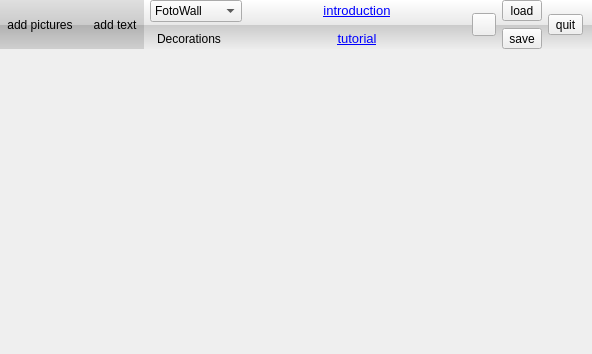
Qt form FotoWall.ui (enricoros/fotowall) before a commit.
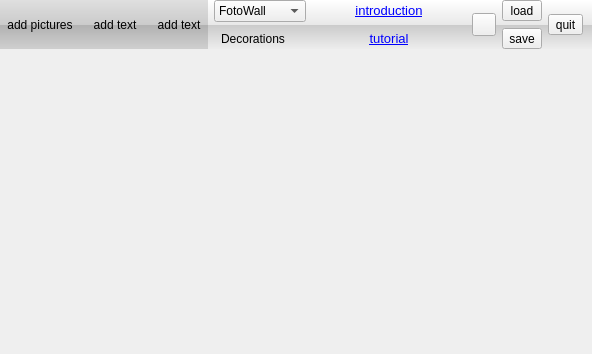
The same form after that commit. Icons and pictures are not drawn.

Commit message: Integrate deeply the VideoCapture stuff in the UI.

Patch:
```diff
--- a/FotoWall.ui
+++ b/FotoWall.ui
@@ -153,6 +153,29 @@
            </property>
           </widget>
          </item>
+         <item>
+          <widget class="QToolButton" name="addMirror">
+           <property name="text">
+            <string>add text</string>
+           </property>
+           <property name="icon">
+            <iconset resource="fotowall.qrc">
+             <normaloff>:/data/add-mirror.png</normaloff>:/data/add-mirror.png</iconset>
+           </property>
+           <property name="iconSize">
+            <size>
+             <width>64</width>
+             <height>64</height>
+            </size>
+           </property>
+           <property name="toolButtonStyle">
+            <enum>Qt::ToolButtonIconOnly</enum>
+           </property>
+           <property name="autoRaise">
+            <bool>true</bool>
+           </property>
+          </widget>
+         </item>
         </layout>
        </widget>
       </item>
```
The commit also changes 7 other files.
